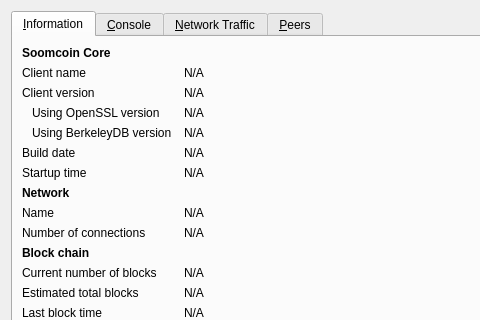
Above: src/qt/forms/rpcconsole.ui from park-com/SumCoin before the change; both pictures show x 0 to 480 and y 0 to 320 of the 740 by 450 pixel window. Below: the same form after it.
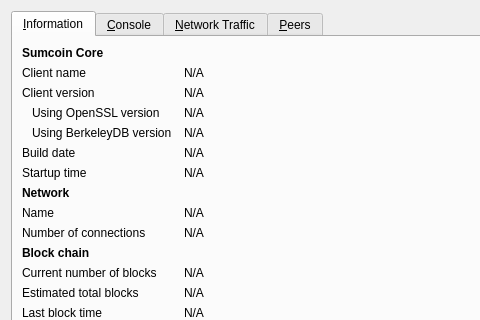
That is the form after the change. Icons and pictures are not drawn. Custom widgets are drawn as their Qt base class.

Diff of the .ui file:
```diff
--- a/src/qt/forms/rpcconsole.ui
+++ b/src/qt/forms/rpcconsole.ui
@@ -36,7 +36,7 @@
           </font>
          </property>
          <property name="text">
-          <string>Soomcoin Core</string>
+          <string>Sumcoin Core</string>
          </property>
         </widget>
        </item>
```
Left out of the diff: 10 changed lines with no effect on the pictures.
